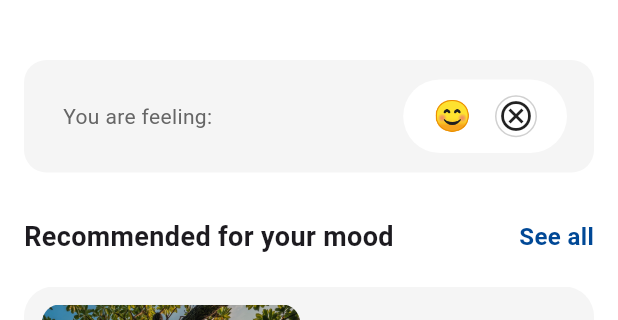
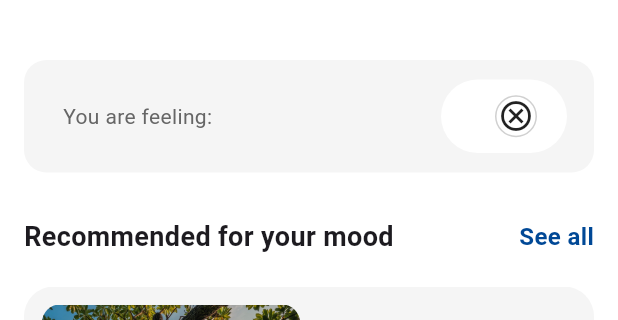
Before and after one commit to JoshuaOzibo/Mental_health_ui, a Flutter app: the RecommendedMoodPage screen opened directly with empty values, on a phone screen of 412 x 824 dp, the part 105-425 px from its top. Run offline on Flutter 3.47's test engine with Material 3 defaults, Android fonts, the phone set to English and light mode, and no system bars.

Commit message:
feat: enhance BottomShitcontainer to manage and pass selected emoji to RecommendedMoodPage

```diff
--- a/lib/core/botton/bottom_shit_button.dart
+++ b/lib/core/botton/bottom_shit_button.dart
@@ -23,7 +23,7 @@ class BottomShitButton extends StatelessWidget {
         decoration: BoxDecoration(
           borderRadius: BorderRadius.circular(12),
           border: Border.all(
-            color: isSelected ? Colors.blue : Colors.grey.shade300,
+            color: isSelected ? Colors.blue : '',
             width: 2,
           ),
           color: isSelected ? Colors.blue.withOpacity(0.1) : Colors.white,
--- a/lib/features/home_page/screens/bottom_shit_container.dart
+++ b/lib/features/home_page/screens/bottom_shit_container.dart
@@ -12,6 +12,7 @@ class BottomShitcontainer extends StatefulWidget {
 
 class _BottomShitcontainerState extends State<BottomShitcontainer> {
   String selected = "";
+  String selectedEmoji = "";
 
   @override
   Widget build(BuildContext context) {
@@ -65,7 +66,7 @@ class _BottomShitcontainerState extends State<BottomShitcontainer> {
                   emoji: item['emoji']!,
                   text: item['text']!,
                   isSelected: selected == item['text']!,
-                  onTap: () => setState(() => selected = item["text"]!),
+                  onTap: () => setState(() => (selectedEmoji = item["emoji"]!, selected = item["text"]!)),
                 );
               }).toList(),
             ),
@@ -86,7 +87,7 @@ class _BottomShitcontainerState extends State<BottomShitcontainer> {
                   MaterialPageRoute(
                     builder: (context) => SizedBox(
                       height: 500,
-                      child: RecommendedMoodPage(selected: selected),
+                      child: RecommendedMoodPage(selected: selected, selectedEmoji: selectedEmoji),
                     ),
                   ),
                 ),
--- a/lib/features/recommended_mood_page/components/selected_feelings_button.dart
+++ b/lib/features/recommended_mood_page/components/selected_feelings_button.dart
@@ -1,8 +1,9 @@
 import 'package:flutter/material.dart';
 
 class SelectedFeelingsButton extends StatelessWidget {
-  const SelectedFeelingsButton({super.key, required this.feeling});
+  const SelectedFeelingsButton({super.key, required this.feeling, required this.emoji});
   final String feeling;
+  final String emoji;
 
   @override
   Widget build(BuildContext context) {
@@ -15,7 +16,7 @@ class SelectedFeelingsButton extends StatelessWidget {
       child: Row(
         spacing: 8,
         children: [
-          Text('😊', style: TextStyle(fontSize: 20)),
+          Text(emoji, style: TextStyle(fontSize: 20)),
           Text(feeling, style: TextStyle(fontSize: 16, fontWeight: FontWeight.w500)),
           Center(
             child: Container(
--- a/lib/features/recommended_mood_page/screens/recommended_mood_page.dart
+++ b/lib/features/recommended_mood_page/screens/recommended_mood_page.dart
@@ -6,8 +6,9 @@ import 'package:mental_health_mobile_app/features/recommended_mood_page/componen
 import '../../../core/static/data.dart';
 
 class RecommendedMoodPage extends StatelessWidget {
-  const RecommendedMoodPage({super.key, required this.selected});
+  const RecommendedMoodPage({super.key, required this.selected, required this.selectedEmoji});
   final String selected;
+  final String selectedEmoji;
 
   @override
   Widget build(BuildContext context) {
@@ -21,7 +22,7 @@ class RecommendedMoodPage extends StatelessWidget {
           children: [
             SizedBox(height: 30),
             FellingsButton(
-              trailing: SelectedFeelingsButton(feeling: selected),
+              trailing: SelectedFeelingsButton(feeling: selected, emoji: selectedEmoji),
               onPressed: () => {Navigator.pop(context)},
               text: 'You are feeling:',
             ),
```
